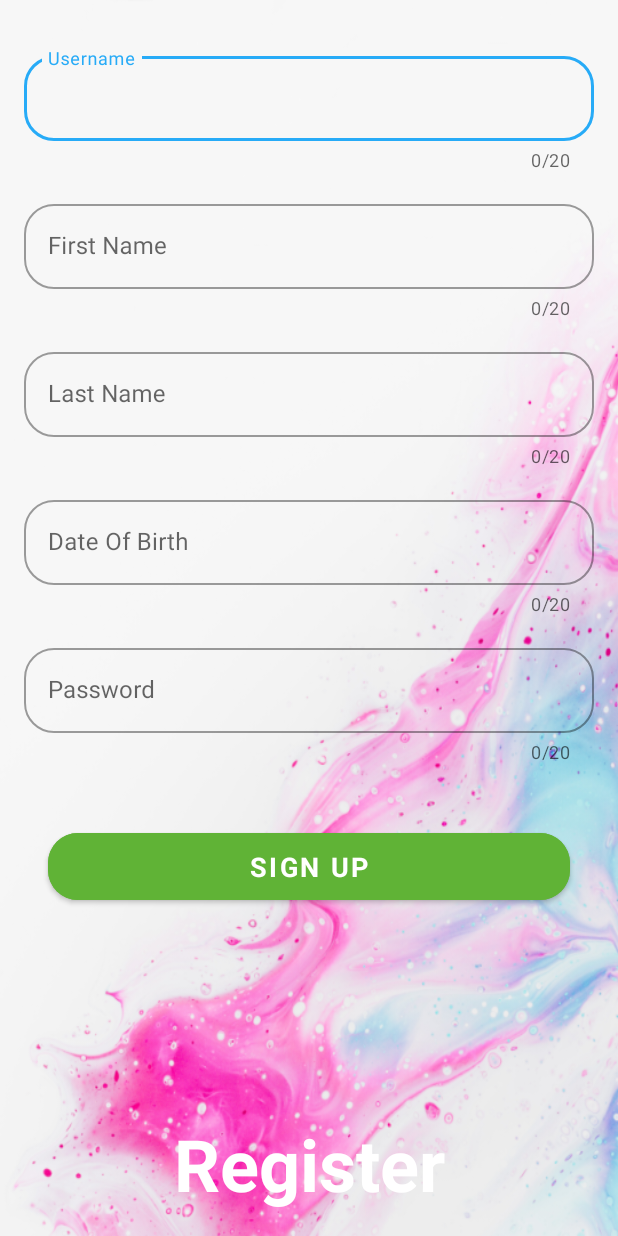
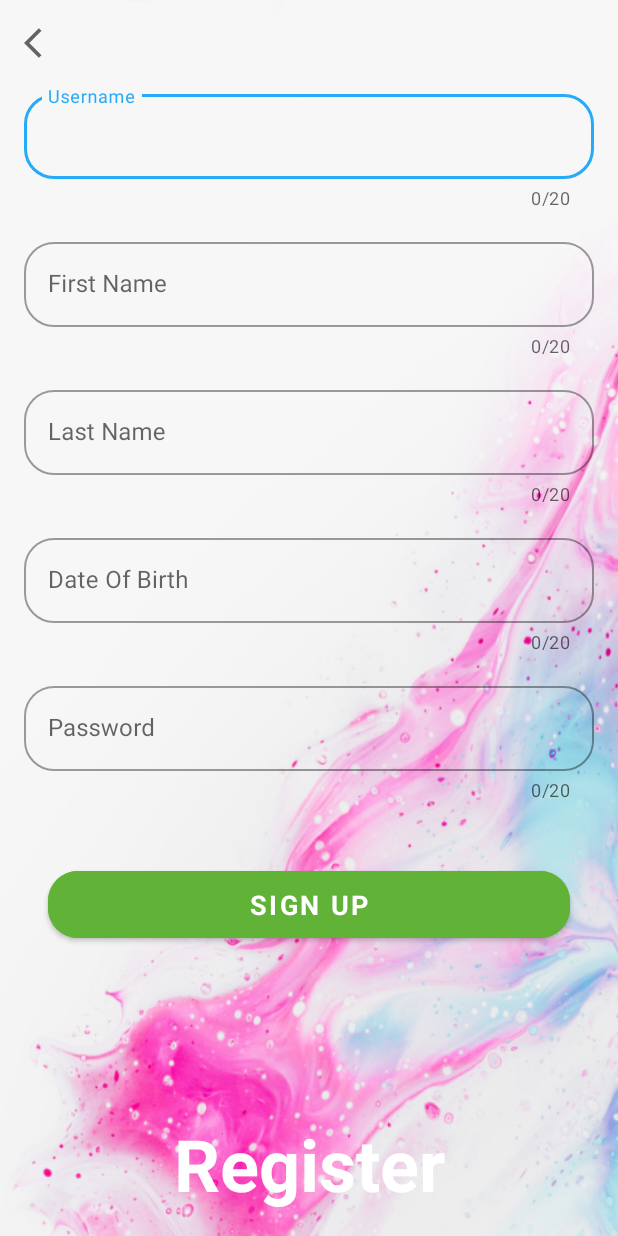
Before and after one commit to akshitverma4/MyArtisticRoom, an Android app: the Register screen opened directly, with no data from a screen before it, on a phone screen of 412 x 824 dp. Run offline under Robolectric (Android 15) with nearby library versions, the phone set to English and light mode, and no system bars; our stand-ins replace Firebase (no records; nobody signed in at launch, a user with empty details on screens opened directly).

Commit message:
Dialog Box & Back Buttton

```diff
--- a/app/src/main/java/com/example/myartisticroom/activities/MainActivity.kt
+++ b/app/src/main/java/com/example/myartisticroom/activities/MainActivity.kt
@@ -15,6 +15,7 @@ import com.example.myartisticroom.fragments.SearchFragment
 import com.example.myartisticroom.fragments.SettingFragment
 import com.example.myartisticroom.newsFeed.fragment.NewsFeedFragment
 import com.google.android.material.tabs.TabLayout
+import com.google.firebase.auth.FirebaseAuth
 import kotlinx.android.synthetic.main.activity_main.*
 
 class MainActivity : AppCompatActivity() {
@@ -43,6 +44,11 @@ class MainActivity : AppCompatActivity() {
         viewPager.adapter = viewPagerAdapter
         tabLayout.setupWithViewPager(viewPager)
         FirestoreClass().signInUser(this)
+
+        btn_logout.setOnClickListener{
+            FirebaseAuth.getInstance().signOut()
+            finish()
+        }
 
     }
 
--- a/app/src/main/java/com/example/myartisticroom/activities/Register.kt
+++ b/app/src/main/java/com/example/myartisticroom/activities/Register.kt
@@ -20,22 +20,47 @@ import kotlinx.coroutines.launch
 import kotlinx.coroutines.tasks.await
 import kotlinx.coroutines.withContext
 
-class Register : AppCompatActivity() {
+class Register : BaseActivity() {
 
     private lateinit var auth: FirebaseAuth
+
+    var registeredEmail:String? = null
+
+    var firstName:String? = null
 
     override fun onCreate(savedInstanceState: Bundle?) {
         super.onCreate(savedInstanceState)
         setContentView(R.layout.activity_register)
+
+        setupActionBar()
+
         auth = FirebaseAuth.getInstance()
         signup.setOnClickListener {
             registerUser()
         }
     }
+
+    /**
+     * A function for actionBar Setup.
+     */
+    private fun setupActionBar() {
+
+        setSupportActionBar(toolbar_sign_up_activity)
+
+        val actionBar = supportActionBar
+        if (actionBar != null) {
+            actionBar.setDisplayHomeAsUpEnabled(true)
+            actionBar.setHomeAsUpIndicator(R.drawable.ic_black_color_back_24dp)
+        }
+
+        toolbar_sign_up_activity.setNavigationOnClickListener { onBackPressed() }
+
+    }
+
     private fun registerUser() {
 
         val email = UsernameTextField.text.toString()
-        val firstName: String = FirstNameTextField.text.toString().trim { it <= ' ' }
+         firstName = FirstNameTextField.text.toString()
         val lastName: String = LastNameTextField.text.toString().trim { it <= ' ' }
         val date: String = et_date.text.toString().trim { it <= ' ' }
         val password = PasswordTextField.text.toString()
@@ -72,11 +97,13 @@ class Register : AppCompatActivity() {
         }*/
 
         if (email.isNotEmpty() && password.isNotEmpty())
+            showProgressDialog(resources.getString(R.string.please_wait))
 
             CoroutineScope(Dispatchers.IO).launch {
                 try {
-                    auth.createUserWithEmailAndPassword(email, password).addOnCompleteListener(
-                        OnCompleteListener<AuthResult> { task ->
+                    auth.createUserWithEmailAndPassword(email, password).addOnCompleteListener { task ->
+
+                        hideProgressDialog()
 
                         // If the registration is successfully done
                         if (task.isSuccessful) {
@@ -84,18 +111,17 @@ class Register : AppCompatActivity() {
                             // Firebase registered user
                             val firebaseUser: FirebaseUser = task.result!!.user!!
                             // Registered Email
-                                val registeredEmail = firebaseUser.email!!
+                             registeredEmail = firebaseUser.email!!
 
 
-
-                                val user = User(firebaseUser.uid,firstName,registeredEmail)
+                            val user = User(firebaseUser.uid, firstName!!, registeredEmail!!)
 
                             // call the registerUser function of FirestoreClass to make an entry in the database.
                             FirestoreClass().registerUser(this@Register, user)
                         } else {
 
                         }
-                        }).await()
+                    }.await()
 
                     withContext(Dispatchers.Main)
                     {
@@ -112,10 +138,15 @@ class Register : AppCompatActivity() {
             }
     }
     fun userRegisteredSuccess() {
+//        Toast.makeText(
+//            this,
+//            "${auth.currentUser?.email}You have successfully registered.",
+//            Toast.LENGTH_SHORT
+//        ).show()
 
         Toast.makeText(
             this,
-            "You have successfully registered.",
+            "${firstName} You have successfully registered with email id $registeredEmail.",
             Toast.LENGTH_SHORT
         ).show()
     }
--- /dev/null
+++ b/app/src/main/res/drawable/ic_black_color_back_24dp.xml
@@ -0,0 +1,10 @@
+<vector xmlns:android="http://schemas.android.com/apk/res/android"
+    android:width="24dp"
+    android:height="24dp"
+    android:viewportWidth="24"
+    android:viewportHeight="24"
+    android:tint="?attr/colorControlNormal">
+  <path
+      android:fillColor="@android:color/white"
+      android:pathData="M11.67,3.87L9.9,2.1 0,12l9.9,9.9 1.77,-1.77L3.54,12z"/>
+</vector>
--- a/app/src/main/res/layout/activity_register.xml
+++ b/app/src/main/res/layout/activity_register.xml
@@ -4,9 +4,30 @@
     xmlns:tools="http://schemas.android.com/tools"
     android:layout_width="match_parent"
     android:layout_height="match_parent"
+    android:background="@drawable/artistic_bg6"
     android:orientation="vertical"
-    android:background="@drawable/artistic_bg6"
     android:padding="16dp">
+
+    <androidx.appcompat.widget.Toolbar
+        android:id="@+id/toolbar_sign_up_activity"
+        android:layout_width="match_parent"
+        android:layout_height="25dp"
+        android:paddingStart="-16dp"
+        android:paddingEnd="-16dp"
+        app:layout_constraintEnd_toEndOf="parent"
+        app:layout_constraintStart_toStartOf="parent"
+        app:layout_constraintTop_toTopOf="parent">
+
+        <TextView
+            android:id="@+id/tv_title"
+            android:layout_width="match_parent"
+            android:layout_height="wrap_content"
+            android:gravity="center_horizontal"
+            android:text=""
+            android:textColor="@color/colorPrimaryDark"
+            android:textSize="@dimen/toolbar_title_text_size"
+            android:textStyle="bold" />
+    </androidx.appcompat.widget.Toolbar>
 
     <LinearLayout
         android:layout_width="match_parent"
@@ -14,7 +35,7 @@
         android:orientation="vertical"
         app:layout_constraintEnd_toEndOf="parent"
         app:layout_constraintStart_toStartOf="parent"
-        app:layout_constraintTop_toTopOf="parent">
+        app:layout_constraintTop_toBottomOf="@id/toolbar_sign_up_activity">
 
         <com.google.android.material.textfield.TextInputLayout
             android:id="@+id/txtField"
@@ -184,8 +205,8 @@
         android:textColor="@color/colorPrimaryText"
         android:textSize="48sp"
         android:textStyle="bold"
+        app:layout_constraintBottom_toBottomOf="parent"
         app:layout_constraintEnd_toEndOf="parent"
-        app:layout_constraintStart_toStartOf="parent"
-       app:layout_constraintBottom_toBottomOf="parent" />
+        app:layout_constraintStart_toStartOf="parent" />
 
 </androidx.constraintlayout.widget.ConstraintLayout>
--- a/app/src/main/res/values-round/strings.xml
+++ /dev/null
@@ -1,3 +0,0 @@
-<resources>
-    <string name="hello_world">Hello Round World!</string>
-</resources>
--- a/app/src/main/res/values/colors.xml
+++ b/app/src/main/res/values/colors.xml
@@ -23,4 +23,7 @@
     <color name="random">#A349B1</color>
 
     <color name="colorAccent">#60b336</color>
+
+    <color name="snackbar_error_color">#FF0000</color>
+
 </resources>
--- a/app/src/main/res/values/strings.xml
+++ b/app/src/main/res/values/strings.xml
@@ -63,4 +63,6 @@
     <string name="upload_image">Upload Image</string>
     <string name="download_image">Download Image</string>
     <string name="delete_image">Delete Image</string>
+    <string name="fab_content_desc">fab_content_desc</string>
+    <string name="logout">Logout</string>
 </resources>
```
Also changed, not shown: app/src/main/AndroidManifest.xml (+20 -25 lines), app/src/main/java/com/example/myartisticroom/activities/BaseActivity.kt (added, +78 -0 lines), app/src/main/java/com/example/myartisticroom/activities/Login.kt (+35 -10 lines), app/src/main/res/drawable/custom_progress_bar_bg.xml (added, +12 -0 lines), app/src/main/res/layout/activity_base.xml (added, +9 -0 lines), app/src/main/res/layout/activity_login.xml (+39 -6 lines), app/src/main/res/layout/activity_main.xml (+8 -3 lines), app/src/main/res/layout/dialog_progress.xml (added, +35 -0 lines), app/src/main/res/layout/fragment_chats.xml (+7 -2 lines), app/src/main/res/layout/fragment_news_feed.xml (+11 -8 lines), app/src/main/res/values/styles.xml (+13 -0 lines). Lines whose indentation alone changed are shown as unchanged.
